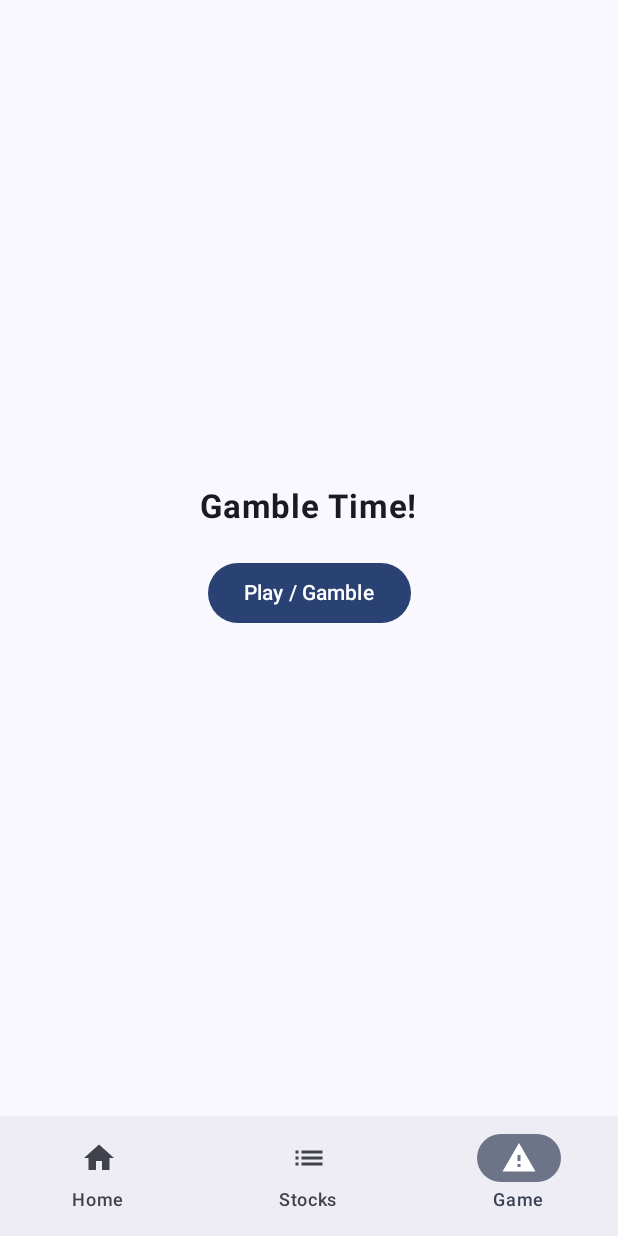
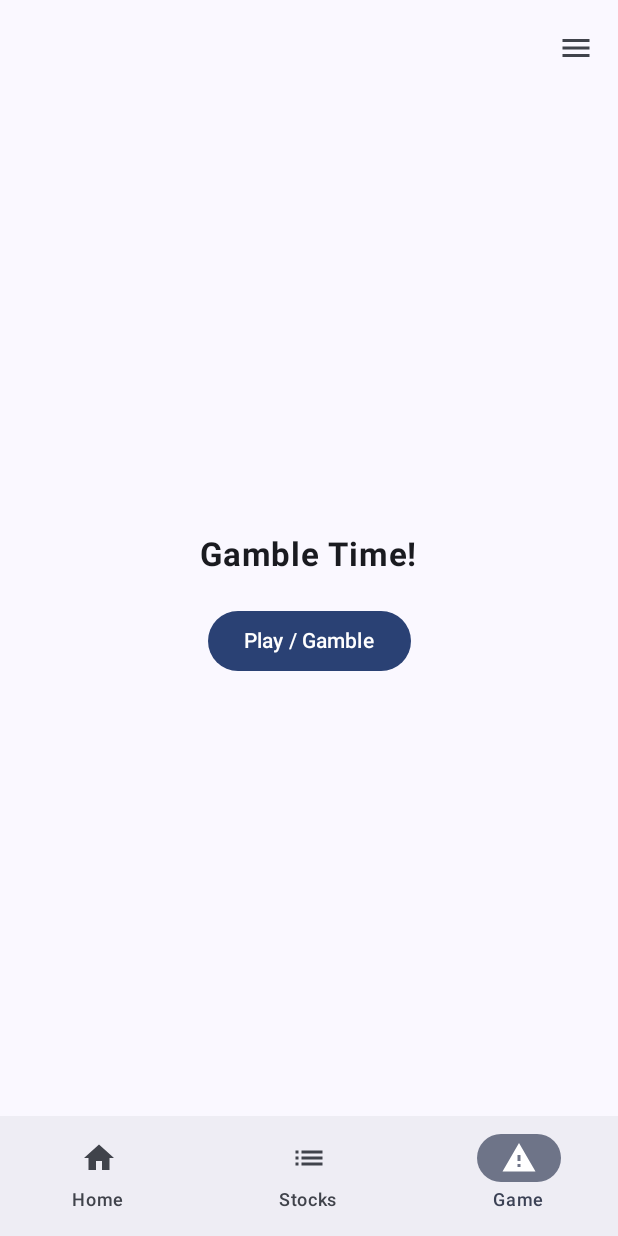
Before and after one commit to chknaren6/BangingBulls, an Android app built with Jetpack Compose: the HomeScreen screen opened through its navigation route, item 3 of the bottom bar chosen, on a phone screen of 412 x 824 dp. Run offline under Robolectric (Android 15) with nearby library versions, the phone set to English and light mode, and no system bars; our stand-ins replace Firebase (no records; nobody signed in at launch, a user with empty details on screens opened directly).

Commit message:
Added Menu for HomeScreen

```diff
--- a/app/src/main/java/com/nc/bangingbulls/Home/HomeScreen.kt
+++ b/app/src/main/java/com/nc/bangingbulls/Home/HomeScreen.kt
@@ -1,14 +1,31 @@
 package com.nc.bangingbulls.Home
 
+import androidx.compose.foundation.background
+import androidx.compose.foundation.clickable
+import androidx.compose.foundation.layout.Column
+import androidx.compose.foundation.layout.Spacer
+import androidx.compose.foundation.layout.fillMaxSize
+import androidx.compose.foundation.layout.height
 import androidx.compose.foundation.layout.padding
+import androidx.compose.material.icons.Icons
+import androidx.compose.material.icons.filled.Menu
+import androidx.compose.material3.DrawerValue
+import androidx.compose.material3.ExperimentalMaterial3Api
 import androidx.compose.material3.Icon
+import androidx.compose.material3.IconButton
+import androidx.compose.material3.MaterialTheme
+import androidx.compose.material3.ModalNavigationDrawer
 import androidx.compose.material3.NavigationBar
 import androidx.compose.material3.NavigationBarItem
 import androidx.compose.material3.Scaffold
 import androidx.compose.material3.Text
+import androidx.compose.material3.TopAppBar
+import androidx.compose.material3.rememberDrawerState
 import androidx.compose.runtime.Composable
 import androidx.compose.runtime.LaunchedEffect
+import androidx.compose.runtime.rememberCoroutineScope
 import androidx.compose.ui.Modifier
+import androidx.compose.ui.unit.dp
 import androidx.navigation.NavController
 import androidx.navigation.NavType
 import androidx.navigation.compose.NavHost
@@ -22,7 +39,9 @@ import com.nc.bangingbulls.Home.Stocks.AdminStockScreen
 import com.nc.bangingbulls.Home.Stocks.StockDetailScreen
 import com.nc.bangingbulls.Home.Stocks.StocksScreen
 import com.nc.bangingbulls.stocks.StocksViewModel
+import kotlinx.coroutines.launch
 
+@OptIn(ExperimentalMaterial3Api::class)
 @Composable
 fun HomeScreen(navController: NavController, authViewModel: AuthViewModel, userViewModel: UserViewModel) {
     val items = listOf(
@@ -32,7 +51,8 @@ fun HomeScreen(navController: NavController, authViewModel: AuthViewModel, userV
     )
     val navControllerHome = rememberNavController()
     val stocksViewModel = StocksViewModel()
-
+    val drawerState = rememberDrawerState(initialValue = DrawerValue.Closed)
+    val scope = rememberCoroutineScope()
 
     LaunchedEffect(Unit) {
         userViewModel.loadUserData()
@@ -44,8 +64,51 @@ fun HomeScreen(navController: NavController, authViewModel: AuthViewModel, userV
         userViewModel.loadLeaderboard()
     }
 
+    ModalNavigationDrawer(
+        drawerState = drawerState,
+        drawerContent = {
+            Column(
+                modifier = Modifier
+                    .fillMaxSize()
+                    .background(color = MaterialTheme.colorScheme.surface) // solid color
+                    .padding(16.dp)
+            ) {
+                Text("About", modifier = Modifier.clickable { navControllerHome.navigate("About") })
+                Spacer(Modifier.height(8.dp))
+                Text("Terms & Conditions", modifier = Modifier.clickable { navControllerHome.navigate("TC") })
+                Spacer(Modifier.height(8.dp))
+                Text("Settings", modifier = Modifier.clickable {
+                    scope.launch { drawerState.close() }
+                    navControllerHome.navigate("Settings")
+                })
+                Spacer(Modifier.height(24.dp))
+                Text(
+                    "Sign Out",
+                    modifier = Modifier
+                        .clickable {
+                            scope.launch { drawerState.close() }
+                            authViewModel.signOut()
+                            navController.navigate("AuthScreen") { popUpTo(0) { inclusive = true } }
+                        },
+                    color = MaterialTheme.colorScheme.error
+                )
+            }
+        },
+       // drawerContainerColor = MaterialTheme.colorScheme.surface.copy(alpha = 0.95f) // optional opacity
+    )
 
+    {
         Scaffold(
+            topBar = {
+                TopAppBar(
+                    title = {},
+                    actions = {
+                        IconButton(onClick = { scope.launch { drawerState.open() } }) {
+                            Icon(Icons.Default.Menu, contentDescription = "Menu")
+                        }
+                    }
+                )
+            },
             bottomBar = {
                 NavigationBar {
                     val currentRoute = navControllerHome.currentBackStackEntryAsState().value?.destination?.route
@@ -64,29 +127,29 @@ fun HomeScreen(navController: NavController, authViewModel: AuthViewModel, userV
                     }
                 }
             }
-    ) { innerPadding ->
+        ) { padding ->
             NavHost(
                 navController = navControllerHome,
                 startDestination = BottomNavItem.Home.route,
-            modifier = Modifier.padding(innerPadding)
+                modifier = Modifier.padding(padding)
             ) {
-            // Home tab
                 composable(BottomNavItem.Home.route) {
-                HomeScreenContent(userViewModel, authViewModel, navController,navControllerHome, stocksViewModel)
+                    HomeScreenContent(
+                        userViewModel,
+                        authViewModel,
+                        navController,
+                        navControllerHome,
+                        stocksViewModel,
+                       // modifier = Modifier.padding(top = 16.dp) // add extra top padding for coins animation
+                    )
                 }
-
-
-            // Stocks tab (list view)
                 composable(BottomNavItem.Stocks.route) {
                     StocksScreen(navControllerHome, stocksViewModel)
                 }
-
-            // Game tab
                 composable(BottomNavItem.Game.route) {
                     GameScreen(userViewModel)
                 }
 
-            // Stock detail screen (nested navigation from Stocks tab)
                     composable(
                         route = "stock/{stockId}",
                         arguments = listOf(navArgument("stockId") { type = NavType.StringType })
@@ -103,10 +166,24 @@ fun HomeScreen(navController: NavController, authViewModel: AuthViewModel, userV
                         AdminStockScreen(stocksViewModel,navControllerHome)
                     }
 
+                    composable("About"){
+                        AboutScreen()
+                    }
+                    composable("TC"){
+                        TCScreen()
+                    }
+                    composable("Settings"){
+                        Settings(navControllerHome)
+                    }
+
 
                 }
             }
         }
+    }
+
+
+
 
 
 
--- a/app/src/main/java/com/nc/bangingbulls/Home/HomeScreenContent.kt
+++ b/app/src/main/java/com/nc/bangingbulls/Home/HomeScreenContent.kt
@@ -73,12 +73,7 @@ fun HomeScreenContent(
         ) {
             Text("Welcome, ${userViewModel.username}!", fontSize = 22.sp, fontWeight = FontWeight.Bold)
             Text("💰 $animatedCoins", fontSize = 18.sp, fontWeight = FontWeight.SemiBold)
-            Button(onClick = {
-                authViewModel.signOut()
-                navController.navigate("AuthScreen") { popUpTo("HomeScreen") { inclusive = true } }
-            }) {
-                Text("Sign Out")
-            }
+
         }
 
         Spacer(Modifier.height(24.dp))
```
Also changed, not shown: app/src/main/java/com/nc/bangingbulls/Home/AboutScreen.kt (added, +10 -0 lines), app/src/main/java/com/nc/bangingbulls/Home/Settings.kt (added, +47 -0 lines), app/src/main/java/com/nc/bangingbulls/Home/TCScreen.kt (added, +9 -0 lines). Lines whose indentation alone changed are shown as unchanged.
